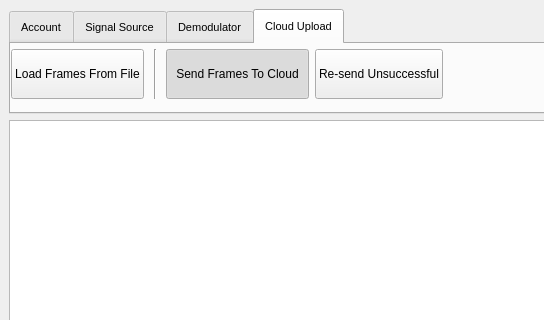
Above: ui/main_window.ui from PW-Sat2/HAM-desktop-application before the change; both pictures show x 0 to 544 and y 0 to 320 of the 660 by 605 pixel window. Below: the same form after it.
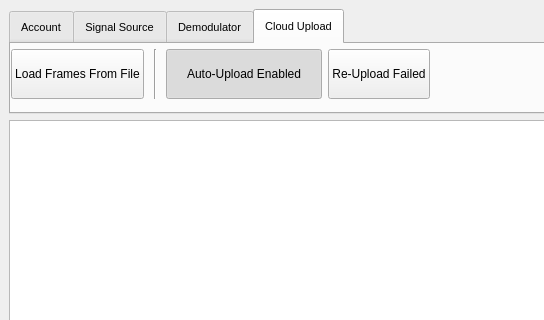
That is the form after the change. The open tabs and pages were chosen to show the change. Icons and pictures are not drawn.

Diff of the .ui file:
```diff
--- a/ui/main_window.ui
+++ b/ui/main_window.ui
@@ -546,7 +546,7 @@
               <bool>false</bool>
              </property>
              <property name="text">
-              <string>Send Frames To Cloud</string>
+              <string>Auto-Upload Enabled</string>
              </property>
              <property name="icon">
               <iconset resource="img_pix.qrc">
@@ -636,7 +636,7 @@
               <string notr="true">Click to try again sending frames that have not been successfully sent (labeled with error).</string>
              </property>
              <property name="text">
-              <string>Re-send Unsuccessful</string>
+              <string>Re-Upload Failed</string>
              </property>
              <property name="icon">
               <iconset resource="img_pix.qrc">
```
Left out of the diff: 4 changed lines with no effect on the pictures.
